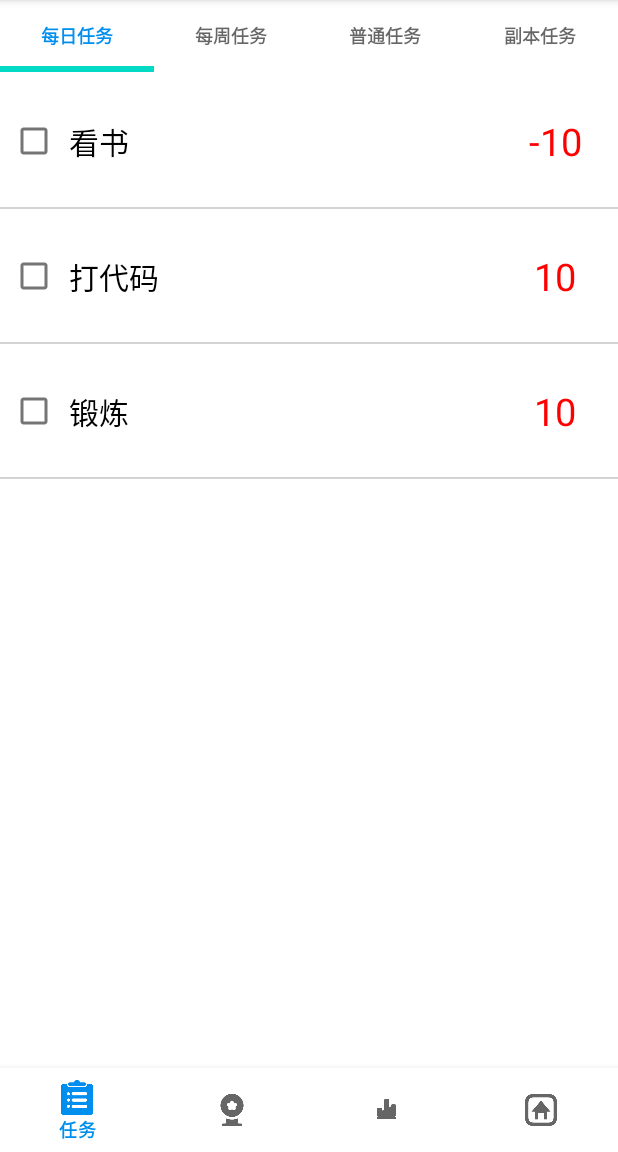
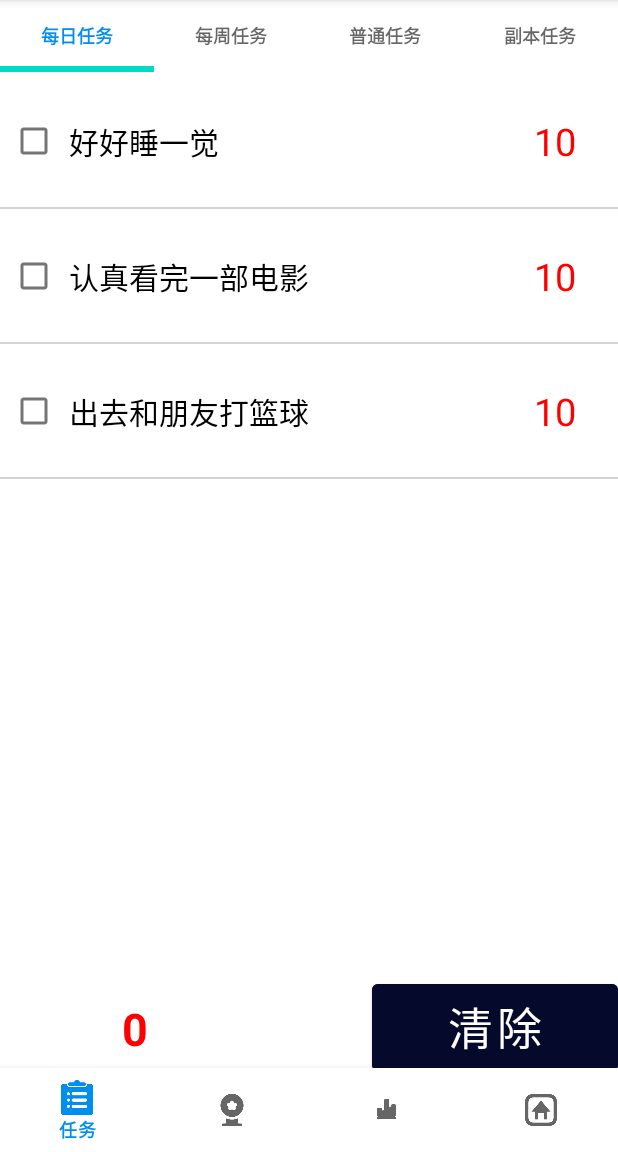
Before and after one commit to Aniog/final-exam, an Android app: the screen it shows after launch (MainActivity), on a phone screen of 412 x 824 dp, the part 84-1236 px from its top. Run offline under Robolectric (Android 15) with nearby library versions, the phone set to English and light mode, and no system bars.

Commit message:
实现任务分数的统计

```diff
--- a/app/src/main/java/com/jnu/student/Fragment/FirstTasksFragment.java
+++ b/app/src/main/java/com/jnu/student/Fragment/FirstTasksFragment.java
@@ -12,15 +12,21 @@ import androidx.viewpager2.widget.ViewPager2;
 import android.view.LayoutInflater;
 import android.view.View;
 import android.view.ViewGroup;
+import android.widget.Button;
+import android.widget.TextView;
+import android.widget.Toast;
 
 import com.google.android.material.tabs.TabLayout;
 import com.google.android.material.tabs.TabLayoutMediator;
 import com.jnu.student.R;
+import com.jnu.student.data.DataScore;
 
 public class FirstTasksFragment extends Fragment {
     private String []tabHeaderStrings = {"每日任务","每周任务","普通任务","副本任务"};
+    private static int score;
     public FirstTasksFragment() {
     }
+
     public static FirstTasksFragment newInstance(String param1, String param2) {
         FirstTasksFragment fragment = new FirstTasksFragment();
         Bundle args = new Bundle();
@@ -39,9 +45,47 @@ public class FirstTasksFragment extends Fragment {
     public View onCreateView(LayoutInflater inflater, ViewGroup container,
                              Bundle savedInstanceState) {
         // Inflate the layout for this fragment
-        View root = inflater.inflate(R.layout.button_tasks, container, false);
+        View root = inflater.inflate(R.layout.fragment_tab_tasks, container, false);
         ViewPager2 viewPager = root.findViewById(R.id.button_view_pager);
         TabLayout tabLayout = root.findViewById(R.id.tab_layout);
+        TextView textView = root.findViewById(R.id.textView);
+        score = new DataScore().loadScore(this.getContext());
+        textView.setText(String.valueOf(score));
+
+        getParentFragmentManager().setFragmentResultListener("updateScore", this, (requestKey, result) -> {
+            score = new DataScore().loadScore(this.getContext());
+            int updatedScore = score;
+            if (result.containsKey("dailyScore")) {
+                updatedScore += result.getInt("dailyScore");
+            }
+            if (result.containsKey("weeklyScore")) {
+                updatedScore += result.getInt("weeklyScore");
+            }
+            if (result.containsKey("generalScore")) {
+                updatedScore += result.getInt("generalScore");
+            }
+            // 更新 TextView 的显示
+            textView.setText(String.valueOf(updatedScore));
+            new DataScore().saveScore(this.getContext(),updatedScore);
+            if (getActivity() != null) {
+                int all_score = new DataScore().loadScore(this.getContext());
+                Bundle bundle = new Bundle();
+                bundle.putInt("allScore", all_score);
+                getParentFragmentManager().setFragmentResult("AllScore", bundle);
+            }
+        });
+        //找到按钮
+        Button buttonZero = root.findViewById(R.id.button_zero);
+        // 设置按钮点击事件监听器
+        buttonZero.setOnClickListener(new View.OnClickListener() {
+            @Override
+            public void onClick(View v) {
+                // 在此处执行按钮点击后的操作
+                Toast.makeText(getContext(), "清除", Toast.LENGTH_SHORT).show();
+                textView.setText(String.valueOf(0));
+                new DataScore().saveScore(getContext(),0);
+            }
+        });
         // 创建适配器
         FragmentAdapter fragmentAdapter = new FragmentAdapter(getActivity().getSupportFragmentManager(), getLifecycle());
         viewPager.setAdapter(fragmentAdapter);
--- a/app/src/main/java/com/jnu/student/Fragment/meiriTasksFragment.java
+++ b/app/src/main/java/com/jnu/student/Fragment/meiriTasksFragment.java
@@ -21,6 +21,7 @@ import android.widget.Toast;
 
 import com.jnu.student.R;
 import com.jnu.student.data.DataDailyTasks;
+import com.jnu.student.data.DataFinishTasks;
 import com.jnu.student.data.Tasks;
 
 import java.util.ArrayList;
@@ -71,9 +72,9 @@ public class meiriTasksFragment extends Fragment {
         tasksRecyclerView.setLayoutManager(linearLayoutManager);
         daily_tasks = new DataDailyTasks().LoadTasks(this.getContext());
         if(daily_tasks.size() == 0) {
-            daily_tasks.add(new Tasks("看书", -10));
-            daily_tasks.add(new Tasks("打代码", 10));
-            daily_tasks.add(new Tasks("锻炼", 10));
+            daily_tasks.add(new Tasks("好好睡一觉", 10));
+            daily_tasks.add(new Tasks("认真看完一部电影", 10));
+            daily_tasks.add(new Tasks("出去和朋友打篮球", 10));
         }
         tasksAdapter = new TasksAdapter(daily_tasks);
         tasksRecyclerView.setAdapter(tasksAdapter);
@@ -87,14 +88,12 @@ public class meiriTasksFragment extends Fragment {
         }
         switch (item.getItemId()) {
             case 0:
-                // Do something for item 1
                 AlertDialog.Builder builder1 = new AlertDialog.Builder(this.getContext());
                 builder1.setTitle("添加提醒");
                 builder1.setMessage("请按时完成");
                 builder1.setPositiveButton("确定", new DialogInterface.OnClickListener() {
                     @Override
                     public void onClick(DialogInterface dialog, int which) {
-                        // 处理确定按钮点击事件的逻辑
                     }
                 });
                 builder1.create().show();
@@ -102,7 +101,7 @@ public class meiriTasksFragment extends Fragment {
             case 1:
                 AlertDialog.Builder builder2 = new AlertDialog.Builder(this.getContext());
                 builder2.setTitle("删除");
-                builder2.setMessage("是否删除?");
+                builder2.setMessage("是否确定删除?");
                 builder2.setPositiveButton("Yes", new DialogInterface.OnClickListener() {
                     @Override
                     public void onClick(DialogInterface dialog, int which) {
@@ -157,10 +156,19 @@ public class meiriTasksFragment extends Fragment {
                         // 在这里处理 CheckBox 被点击时的逻辑
                         if (isChecked) {
                             TextView scoreTextView = getTextViewScore();
-                            int score = Integer.parseInt(scoreTextView.getText().toString());
+                            daily_score = Integer.parseInt(scoreTextView.getText().toString());
+                            //添加到已完成任务
+                            ArrayList<Tasks> finish_task = new DataFinishTasks().LoadTasks(getContext());
+                            finish_task.add(new Tasks(textViewTitle.getText().toString(),daily_score));
+                            new DataFinishTasks().SaveTasks(getContext(),finish_task);
                             // CheckBox 被选中时的逻辑
-                            Toast.makeText(getContext(), "任务点数" + score, Toast.LENGTH_SHORT).show();
+                            Toast.makeText(getContext(), daily_score+"", Toast.LENGTH_SHORT).show();
                             buttonView.setChecked(false);
+                            if (getActivity() != null) {
+                                Bundle bundle = new Bundle();
+                                bundle.putInt("dailyScore", daily_score);
+                                getParentFragmentManager().setFragmentResult("updateScore", bundle);
+                            }
                             // 可以执行其他操作，例如修改数据等
                         } else {
                             // CheckBox 被取消选中时的逻辑
--- /dev/null
+++ b/app/src/main/java/com/jnu/student/data/DataScore.java
@@ -0,0 +1,43 @@
+package com.jnu.student.data;
+
+import android.content.Context;
+import android.util.Log;
+
+import java.io.FileInputStream;
+import java.io.FileOutputStream;
+import java.io.IOException;
+import java.io.ObjectInputStream;
+import java.io.ObjectOutputStream;
+
+public class DataScore {
+    final String DATA_FILENAME = "score.data";
+    private static final String TAG = "Serialization";
+
+    public int loadScore(Context context) {
+        int score = 0;
+        try {
+            FileInputStream fileIn = context.openFileInput(DATA_FILENAME);
+            ObjectInputStream objectIn = new ObjectInputStream(fileIn);
+            score = objectIn.readInt();
+            objectIn.close();
+            fileIn.close();
+            Log.d(TAG, "Data loaded successfully: score = " + score);
+        } catch (IOException e) {
+            Log.d(TAG, "No data found, initializing score to 0");
+        }
+        return score;
+    }
+
+    public void saveScore(Context context, int score) {
+        try {
+            FileOutputStream fileOut = context.openFileOutput(DATA_FILENAME, Context.MODE_PRIVATE);
+            ObjectOutputStream out = new ObjectOutputStream(fileOut);
+            out.writeInt(score);
+            out.close();
+            fileOut.close();
+            Log.d(TAG, "Score is saved: score = " + score);
+        } catch (IOException e) {
+            e.printStackTrace();
+        }
+    }
+}
--- /dev/null
+++ b/app/src/main/res/layout/fragment_tab_tasks.xml
@@ -0,0 +1,68 @@
+<?xml version="1.0" encoding="utf-8"?>
+<RelativeLayout xmlns:android="http://schemas.android.com/apk/res/android"
+    xmlns:tools="http://schemas.android.com/tools"
+    android:layout_width="match_parent"
+    android:layout_height="match_parent"
+    xmlns:app="http://schemas.android.com/apk/res-auto"
+    tools:context=".Activity.MainActivity">
+    <LinearLayout
+        android:layout_width="match_parent"
+        android:layout_height="match_parent"
+        android:orientation="vertical">
+        <com.google.android.material.tabs.TabLayout
+            android:id="@+id/tab_layout"
+            android:layout_width="match_parent"
+            android:layout_height="wrap_content"
+            app:tabMode="fixed"
+            app:tabGravity="fill"
+            app:tabTextAppearance="@style/CustomTabText"
+            style="@style/CustomTabLayout"/>
+
+        <androidx.viewpager2.widget.ViewPager2
+            android:id="@+id/button_view_pager"
+            android:layout_width="match_parent"
+            android:layout_height="520dp"
+            android:layout_weight="1" >
+
+        </androidx.viewpager2.widget.ViewPager2>
+
+        <LinearLayout
+            android:layout_width="match_parent"
+            android:layout_height="70dp"
+            android:orientation="horizontal">
+
+            <TextView
+                android:id="@+id/textView"
+                android:layout_width="180dp"
+                android:layout_height="69dp"
+                android:gravity="center"
+                android:text="0"
+                android:textColor="#FF0000"
+                android:textSize="30dp"
+                android:textStyle="bold" />
+
+            <TextView
+                android:id="@+id/textView3"
+                android:layout_width="wrap_content"
+                android:layout_height="wrap_content"
+                android:layout_weight="1" />
+
+            <Button
+                android:id="@+id/button_zero"
+                android:layout_width="wrap_content"
+                android:layout_height="70dp"
+                android:layout_weight="1"
+                android:text="@string/qingchu"
+                android:textSize="30dp"
+                android:backgroundTint="#05092B" />
+        </LinearLayout>
+
+        <Button
+            android:id="@+id/button3"
+            android:layout_width="match_parent"
+            android:layout_height="wrap_content"
+            android:text="Button" />
+
+    </LinearLayout>
+
+</RelativeLayout>
--- a/app/src/main/res/values/strings.xml
+++ b/app/src/main/res/values/strings.xml
@@ -18,5 +18,6 @@
     <string name="zhongji">中级副本</string>
     <string name="gaoji">高级副本</string>
     <string name="No">取消</string>
+    <string name="qingchu">清除</string>
 
 </resources>
```
Also changed, not shown: app/src/main/java/com/jnu/student/Activity/AddTasksActivity.java (+0 -15 lines), app/src/main/java/com/jnu/student/Activity/MainActivity.java (+3 -4 lines), app/src/main/java/com/jnu/student/data/DataFinishTasks.java (added, +43 -0 lines), app/src/main/res/layout/activity_main.xml (+10 -2 lines).
